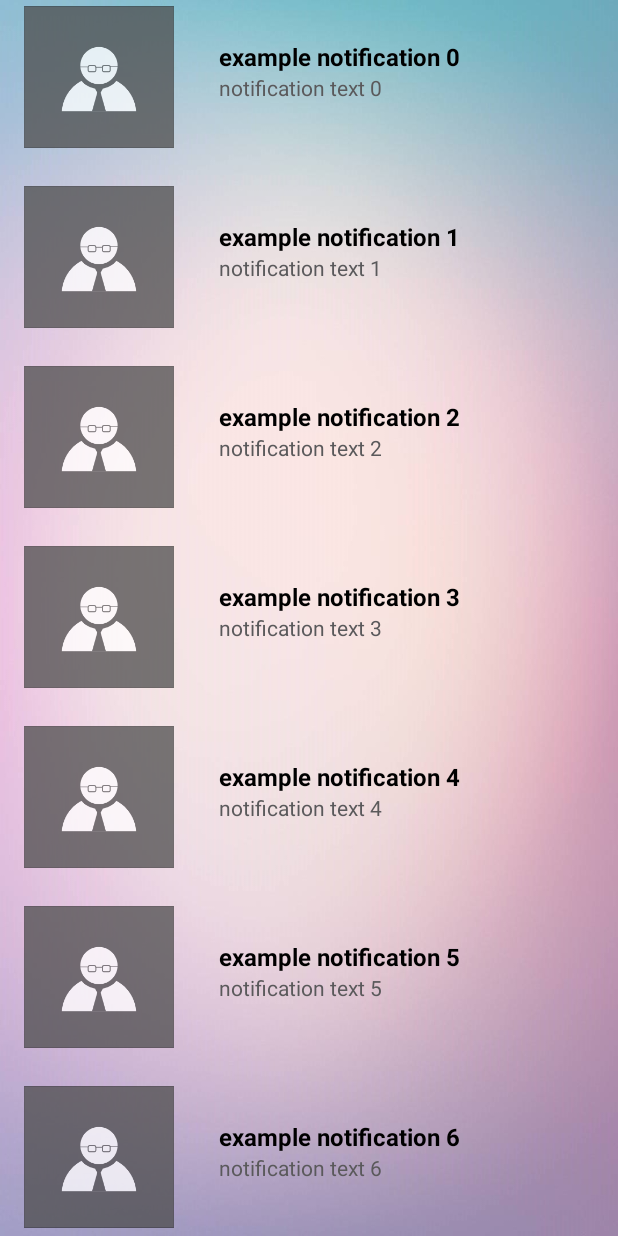
After one commit to RahulChakravarthy/ClassLink, an Android app: the notificationsMenu screen opened directly, with no data from a screen before it, on a phone screen of 412 x 824 dp. The commit adds this screen. Run offline under Robolectric (Android 15) with nearby library versions, the phone set to English and light mode, and no system bars.

Commit message:
Added notification recyclerview

```diff
--- a/Source Code/ClassLink/app/src/main/AndroidManifest.xml
+++ b/Source Code/ClassLink/app/src/main/AndroidManifest.xml
@@ -26,7 +26,9 @@
         <activity android:name=".signUp" />
         <activity android:name=".studyGroupMenu" />
         <activity android:name=".studyGroupRoom" />
-        <activity android:name=".userProfile"></activity>
+        <activity android:name=".userProfile"/>
+            <activity android:name=".notificationsMenu">
+        </activity>
     </application>
 
 </manifest>
--- /dev/null
+++ b/Source Code/ClassLink/app/src/main/java/app/classlink/notificationsMenu.java
@@ -0,0 +1,112 @@
+package app.classlink;
+
+import android.os.Bundle;
+import android.support.v7.widget.DefaultItemAnimator;
+import android.support.v7.widget.LinearLayoutManager;
+import android.support.v7.widget.RecyclerView;
+import android.util.Log;
+import android.view.MotionEvent;
+import android.view.View;
+import android.widget.RelativeLayout;
+
+import java.util.ArrayList;
+import java.util.List;
+
+import app.classlink.backend.studyGroup;
+import app.classlink.recyclerHelperClasses.groupAdapter;
+import app.classlink.helperClasses.activityParameters;
+
+import app.classlink.helperClasses.viewHelperClass;
+import app.classlink.parents.baseActivity;
+
+import app.classlink.backend.*;
+
+/**
+ * Created by jaywe on 2017-06-11.
+ */
+
+public class notificationsMenu extends baseActivity implements activityParameters {
+
+    private RecyclerView notifications;
+    private List<studyGroup> notificationList = new ArrayList<>();
+    private groupAdapter gAdapter;
+
+    @Override
+    protected void onCreate(Bundle savedInstanceState) {
+        super.onCreate(savedInstanceState);
+        setContentView(R.layout.activity_notifications);
+
+        this.activityLayout = (RelativeLayout) findViewById(R.id.activity_notifications);
+        viewHelperClass = new viewHelperClass(activityLayout, getApplicationContext());
+
+        layoutSetup();
+        buttonSetup();
+        exampleNotifications();
+    }
+
+    /**
+     * @Method layoutSetup : setting up all static components of the UI
+     */
+
+    @Override
+    public void layoutSetup() {
+
+        this.activityLayout.setBackgroundResource(R.drawable.bg);
+
+        notifications = (RecyclerView) findViewById(R.id.notificationsView);
+        gAdapter = new groupAdapter(notificationList);
+        RecyclerView.LayoutManager gLayoutManager = new LinearLayoutManager(getApplicationContext());
+        notifications.setLayoutManager(gLayoutManager);
+        notifications.setItemAnimator(new DefaultItemAnimator());
+        notifications.setAdapter(gAdapter);
+    }
+
+    /**
+     * @Method buttonSetup : sets up all button listeners for the activity
+     */
+    public void buttonSetup() {
+        notifications.addOnItemTouchListener(new RecyclerView.OnItemTouchListener() {
+            int actions;       //onInterceptTouchEvent fires once onPress and once again onRelease so this is a quick fix to only fire onClick once for these two actions... also sometimes on scroll it will increment as well
+            @Override
+            public boolean onInterceptTouchEvent(RecyclerView rv, MotionEvent e) {
+                actions++;
+                View child = rv.findChildViewUnder(e.getX(), e.getY());
+                if (child != null && actions >= 2) {
+                    onClick(child, rv.getChildPosition(child));
+                    actions = 0;
+                }
+                return false;
+            }
+
+            @Override
+            public void onTouchEvent(RecyclerView rv, MotionEvent e) {
+
+            }
+
+            @Override
+            public void onRequestDisallowInterceptTouchEvent(boolean disallowIntercept) {
+
+            }
+
+            public void onClick(View view, int position) {
+                studyGroup studyGroup = notificationList.get(position);
+                Log.d("Testing onClick", "description: " + studyGroup.getGroupDescription());
+
+                notificationList.remove(position);
+                gAdapter.notifyItemRemoved(position);
+            }
+        });
+    }
+
+    /**
+    *  @Method exampleNotifications : set up some example notifications to populate the recyclerview
+     **/
+    public void exampleNotifications() {
+        studyGroup ex;
+
+        for (int i = 0; i < 10; i++) {
+            ex = new studyGroup(GROUP_TYPE.STUDY_GROUP, i, "example notification " + i, "notification text " + i);
+            notificationList.add(ex);
+        }
+    }
+}
--- a/Source Code/ClassLink/app/src/main/java/app/classlink/favouritesBar/groupAdapter.java
+++ b/Source Code/ClassLink/app/src/main/java/app/classlink/recyclerHelperClasses/groupAdapter.java
@@ -1,7 +1,10 @@
-package app.classlink.favouritesBar;
+package app.classlink.recyclerHelperClasses;
 
 /**
  * Created by jaywe on 2017-06-09.
+ * Adapter for gathering studyGroup information and feeding it to a recyclerView.
+ * It takes in a list of studyGroups and inflates the recyclerView.
+ * Probably will rewrite this more generally or write separate adapters for notifications/other recyclerViews.
  */
 
 import android.support.v7.widget.RecyclerView;
--- /dev/null
+++ b/Source Code/ClassLink/app/src/main/res/layout/activity_notifications.xml
@@ -0,0 +1,15 @@
+<?xml version="1.0" encoding="utf-8"?>
+<RelativeLayout xmlns:android="http://schemas.android.com/apk/res/android"
+    android:layout_width="match_parent"
+    android:layout_height="match_parent"
+    xmlns:tools="http://schemas.android.com/tools"
+    android:id="@+id/activity_notifications"
+    tools:conttext="app.classlink.notificationsMenu">
+
+    <android.support.v7.widget.RecyclerView
+        android:layout_width="match_parent"
+        android:layout_height="match_parent"
+        android:layout_alignParentTop="true"
+        android:layout_alignParentStart="true"
+        android:id="@+id/notificationsView" />
+</RelativeLayout>
```
Also changed, not shown: Source Code/ClassLink/app/src/main/java/app/classlink/mainAppMenu.java (+42 -5 lines).
